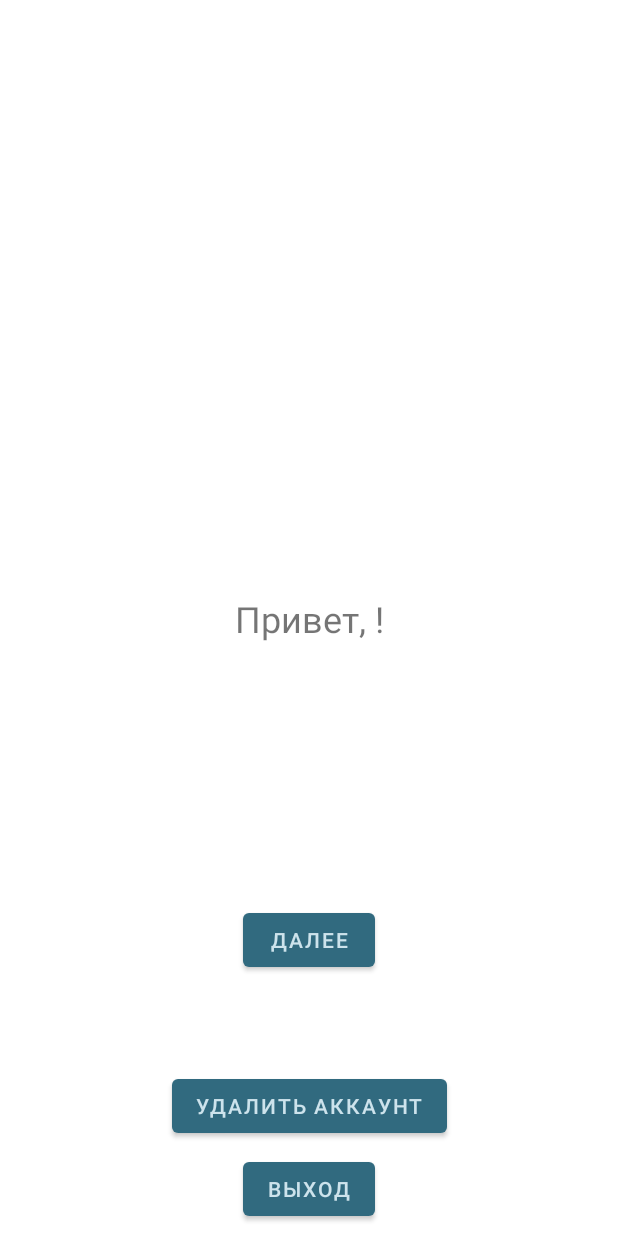
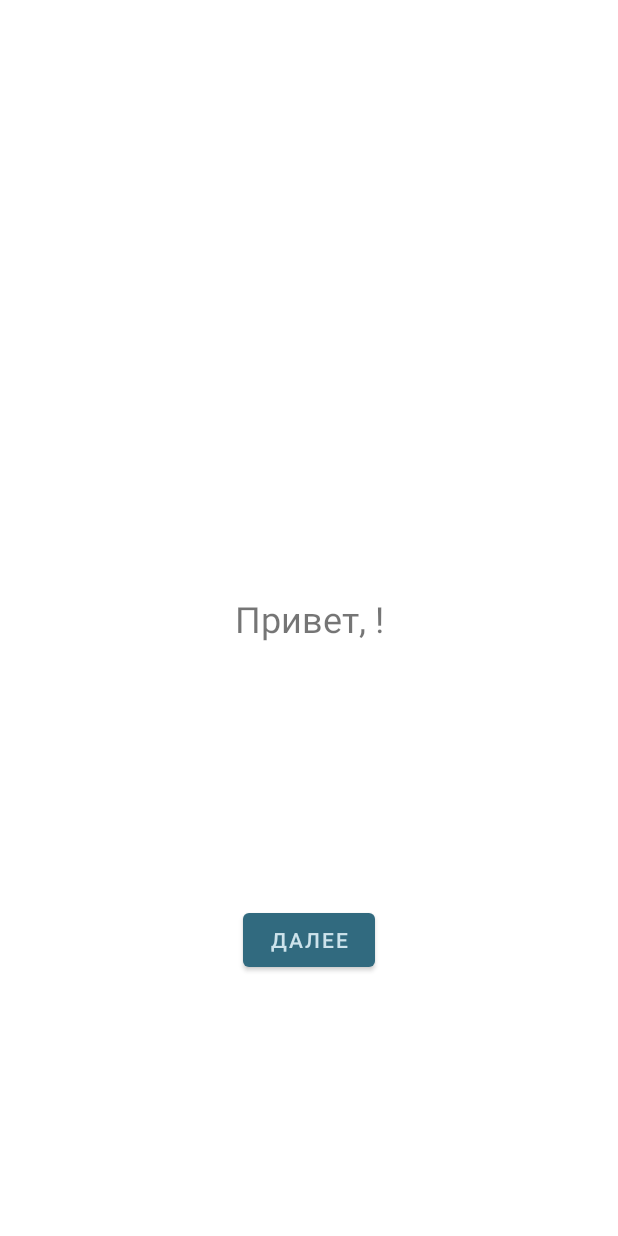
Before and after one commit to pavlovsergey93/HealthySoul, an Android app: the AccountFragment screen opened through its navigation route, on a phone screen of 412 x 824 dp. Run offline under Robolectric (Android 15) with nearby library versions, the phone set to English and light mode, and no system bars; our stand-ins replace Firebase (no records; nobody signed in at launch, a user with empty details on screens opened directly), data binding; libraries missing offline, so code that uses them is left out: com.firebase.ui; Roboto replaces fonts that are not available here.

Commit message:
fragment_account.xml

```diff
--- a/app/src/main/res/layout/fragment_account.xml
+++ b/app/src/main/res/layout/fragment_account.xml
@@ -31,25 +31,25 @@
             app:layout_constraintStart_toStartOf="parent"
             app:layout_constraintTop_toBottomOf="@+id/tv_welcome" />
 
-        <Button
-            android:id="@+id/btnDeleteAccount"
-            android:layout_width="wrap_content"
-            android:layout_height="wrap_content"
-            android:text="@string/btnDeleteAccount"
-            app:layout_constraintBottom_toBottomOf="parent"
-            app:layout_constraintEnd_toEndOf="parent"
-            app:layout_constraintStart_toStartOf="parent"
-            app:layout_constraintTop_toBottomOf="@+id/next_button_text" />
+<!--        <Button-->
+<!--            android:id="@+id/btnDeleteAccount"-->
+<!--            android:layout_width="wrap_content"-->
+<!--            android:layout_height="wrap_content"-->
+<!--            android:text="@string/btnDeleteAccount"-->
+<!--            app:layout_constraintBottom_toBottomOf="parent"-->
+<!--            app:layout_constraintEnd_toEndOf="parent"-->
+<!--            app:layout_constraintStart_toStartOf="parent"-->
+<!--            app:layout_constraintTop_toBottomOf="@+id/next_button_text" />-->
 
-        <Button
-            android:id="@+id/bntSignOut"
-            android:layout_width="wrap_content"
-            android:layout_height="wrap_content"
-            android:text="@string/bntSignOut"
-            app:layout_constraintBottom_toBottomOf="parent"
-            app:layout_constraintEnd_toEndOf="parent"
-            app:layout_constraintStart_toStartOf="parent"
-            app:layout_constraintTop_toBottomOf="@+id/btnDeleteAccount" />
+<!--        <Button-->
+<!--            android:id="@+id/bntSignOut"-->
+<!--            android:layout_width="wrap_content"-->
+<!--            android:layout_height="wrap_content"-->
+<!--            android:text="@string/bntSignOut"-->
+<!--            app:layout_constraintBottom_toBottomOf="parent"-->
+<!--            app:layout_constraintEnd_toEndOf="parent"-->
+<!--            app:layout_constraintStart_toStartOf="parent"-->
+<!--            app:layout_constraintTop_toBottomOf="@+id/btnDeleteAccount" />-->
 
     </androidx.constraintlayout.widget.ConstraintLayout>
 </layout>
```
